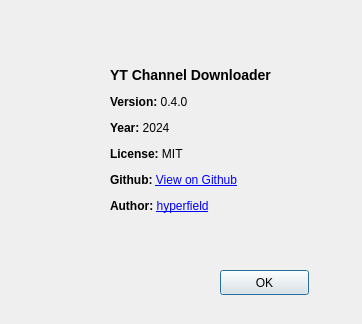
Before: the Qt Designer form ui/about.ui in hyperfield/yt-channel-downloader, drawn with Qt 5.
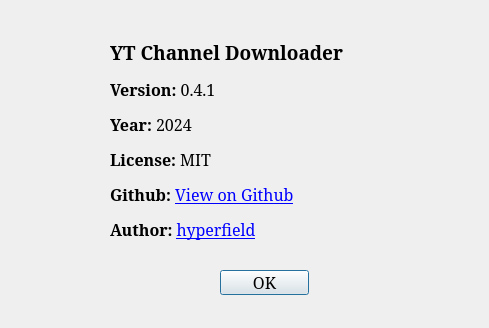
After: the same form once the commit is applied. Icons and pictures are not drawn.

```diff
--- a/ui/about.ui
+++ b/ui/about.ui
@@ -6,10 +6,16 @@
    <rect>
     <x>0</x>
     <y>0</y>
-    <width>362</width>
-    <height>324</height>
+    <width>489</width>
+    <height>328</height>
    </rect>
   </property>
+  <property name="font">
+   <font>
+    <family>Serif</family>
+    <pointsize>12</pointsize>
+   </font>
+  </property>
   <property name="windowTitle">
    <string>About</string>
   </property>
@@ -18,12 +24,12 @@
     <rect>
      <x>110</x>
      <y>10</y>
-     <width>211</width>
+     <width>361</width>
      <height>261</height>
     </rect>
    </property>
    <property name="text">
-    <string>&lt;html&gt;&lt;head&gt;&lt;title&gt;About&lt;/title&gt;&lt;/head&gt;&lt;body&gt;&lt;h3 style=&quot; margin-top:14px; margin-bottom:12px; margin-left:0px; margin-right:0px; -qt-block-indent:0; text-indent:0px;&quot;&gt;&lt;span style=&quot; font-size:large; font-weight:700;&quot;&gt;YT Channel Downloader&lt;/span&gt;&lt;/h3&gt;&lt;p&gt;&lt;span style=&quot; font-weight:700;&quot;&gt;Version:&lt;/span&gt; 0.4.0&lt;/p&gt;&lt;p&gt;&lt;span style=&quot; font-weight:700;&quot;&gt;Year: &lt;/span&gt;2024 &lt;/p&gt;&lt;p&gt;&lt;span style=&quot; font-weight:700;&quot;&gt;License: &lt;/span&gt;MIT &lt;/p&gt;&lt;p&gt;&lt;span style=&quot; font-weight:700;&quot;&gt;Github: &lt;/span&gt;&lt;a href=&quot;https://github.com/hyperfield/yt-channel-downloader&quot;&gt;&lt;span style=&quot; text-decoration: underline; color:#0000ff;&quot;&gt;View on Github&lt;/span&gt;&lt;/a&gt;&lt;/p&gt;&lt;p&gt;&lt;span style=&quot; font-weight:700;&quot;&gt;Author: &lt;/span&gt;&lt;a href=&quot;mailto:info@quicknode.net&quot;&gt;&lt;span style=&quot; text-decoration: underline; color:#0000ff;&quot;&gt;hyperfield&lt;/span&gt;&lt;/a&gt;&lt;/p&gt;&lt;/body&gt;&lt;/html&gt;</string>
+    <string>&lt;html&gt;&lt;head&gt;&lt;title&gt;About&lt;/title&gt;&lt;/head&gt;&lt;body&gt;&lt;h3 style=&quot; margin-top:14px; margin-bottom:12px; margin-left:0px; margin-right:0px; -qt-block-indent:0; text-indent:0px;&quot;&gt;&lt;span style=&quot; font-size:large; font-weight:700;&quot;&gt;YT Channel Downloader&lt;/span&gt;&lt;/h3&gt;&lt;p&gt;&lt;span style=&quot; font-weight:700;&quot;&gt;Version:&lt;/span&gt; 0.4.1&lt;/p&gt;&lt;p&gt;&lt;span style=&quot; font-weight:700;&quot;&gt;Year: &lt;/span&gt;2024 &lt;/p&gt;&lt;p&gt;&lt;span style=&quot; font-weight:700;&quot;&gt;License: &lt;/span&gt;MIT &lt;/p&gt;&lt;p&gt;&lt;span style=&quot; font-weight:700;&quot;&gt;Github: &lt;/span&gt;&lt;a href=&quot;https://github.com/hyperfield/yt-channel-downloader&quot;&gt;&lt;span style=&quot; text-decoration: underline; color:#0000ff;&quot;&gt;View on Github&lt;/span&gt;&lt;/a&gt;&lt;/p&gt;&lt;p&gt;&lt;span style=&quot; font-weight:700;&quot;&gt;Author: &lt;/span&gt;&lt;a href=&quot;mailto:info@quicknode.net&quot;&gt;&lt;span style=&quot; text-decoration: underline; color:#0000ff;&quot;&gt;hyperfield&lt;/span&gt;&lt;/a&gt;&lt;/p&gt;&lt;/body&gt;&lt;/html&gt;</string>
    </property>
   </widget>
   <widget class="QPushButton" name="aboutOkButton">
```
